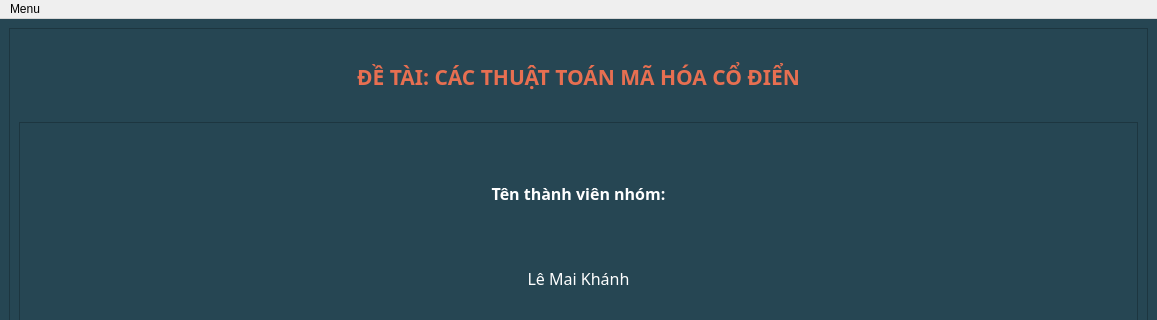
Old version of the form screen_home.ui in the repository khanhleeee/python-encryption; both pictures show x 0 to 1157 and y 0 to 320 of the 1157 by 641 pixel window.
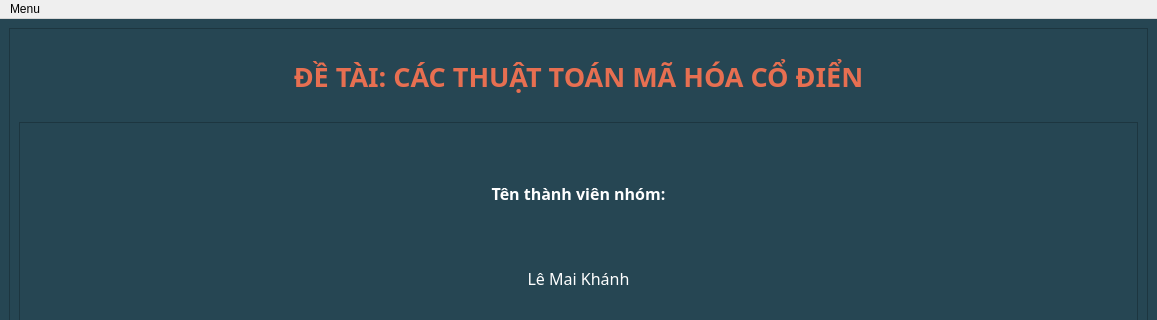
New version of the form.

Commit message: ngan | font-weight

```diff
--- a/screen_home.ui
+++ b/screen_home.ui
@@ -56,7 +56,7 @@
           </font>
          </property>
          <property name="text">
-          <string>&lt;html&gt;&lt;head/&gt;&lt;body&gt;&lt;p&gt;&lt;span style=&quot; color:#e76f51;&quot;&gt;ĐỀ TÀI: CÁC THUẬT TOÁN MÃ HÓA CỔ ĐIỂN&lt;/span&gt;&lt;/p&gt;&lt;/body&gt;&lt;/html&gt;</string>
+          <string>&lt;html&gt;&lt;head/&gt;&lt;body&gt;&lt;p&gt;&lt;span style=&quot; color:#e76f51; font-weight:700; font-size: 20pt; &quot;&gt;ĐỀ TÀI: CÁC THUẬT TOÁN MÃ HÓA CỔ ĐIỂN&lt;/span&gt;&lt;/p&gt;&lt;/body&gt;&lt;/html&gt;</string>
          </property>
          <property name="alignment">
           <set>Qt::AlignCenter</set>
```
The commit also changes 2 other files.
